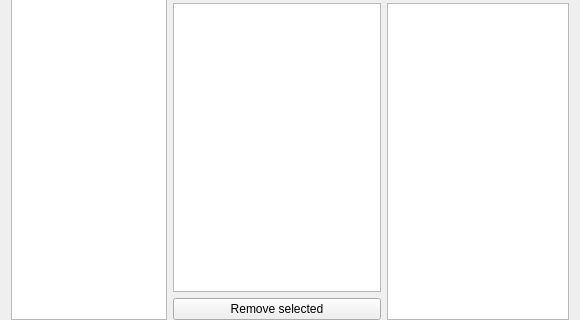
Before: the Qt Designer form mtg_proxy_printer/resources/ui/central_widget/grouped.ui in luziferius/MTGProxyPrinter, drawn with Qt 5; both pictures show x 0 to 580 and y 219 to 539 of the 580 by 539 pixel window.
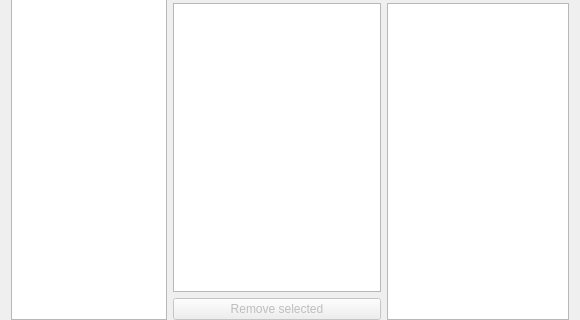
After: the same form once the commit is applied. Icons and pictures are not drawn. Custom widgets are drawn as their Qt base class.

Commit message:
CentralWidget: Disable the “Remove selected” buttons, if no cards are selected. It can only be clicked, if there is something selected to delete.
FossilOrigin-Name: b3b0105df3f52bab609a00fefff9a969522c9414f05886965f30b3c9034b3180

```diff
--- a/mtg_proxy_printer/resources/ui/central_widget/grouped.ui
+++ b/mtg_proxy_printer/resources/ui/central_widget/grouped.ui
@@ -51,6 +51,9 @@
    </item>
    <item row="7" column="2">
     <widget class="QPushButton" name="delete_selected_images_button">
+     <property name="enabled">
+      <bool>false</bool>
+     </property>
      <property name="text">
       <string>Remove selected</string>
      </property>
```
Left out of the diff: 3 changed lines with no effect on the pictures. The commit also changes 3 other files.
